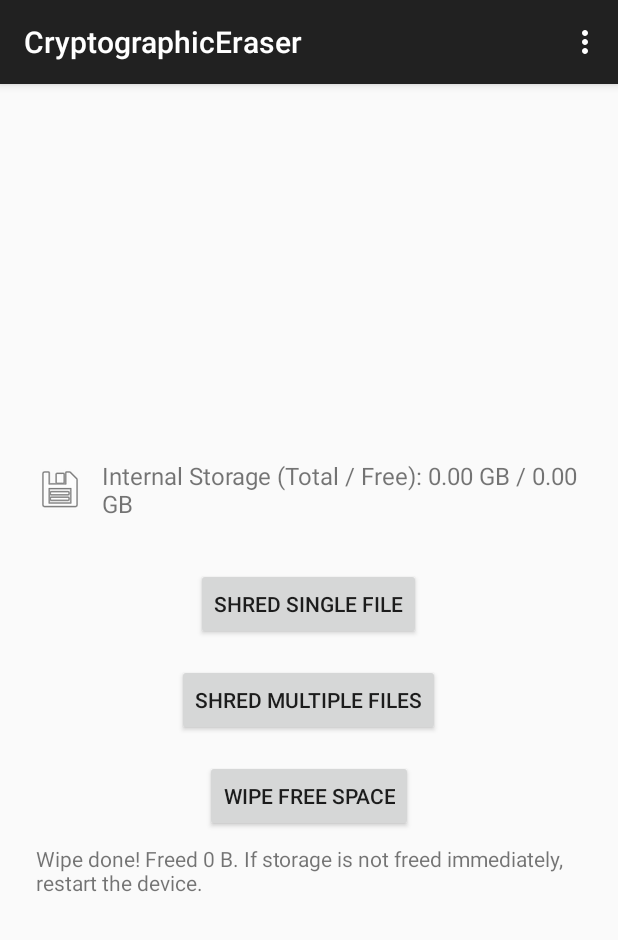
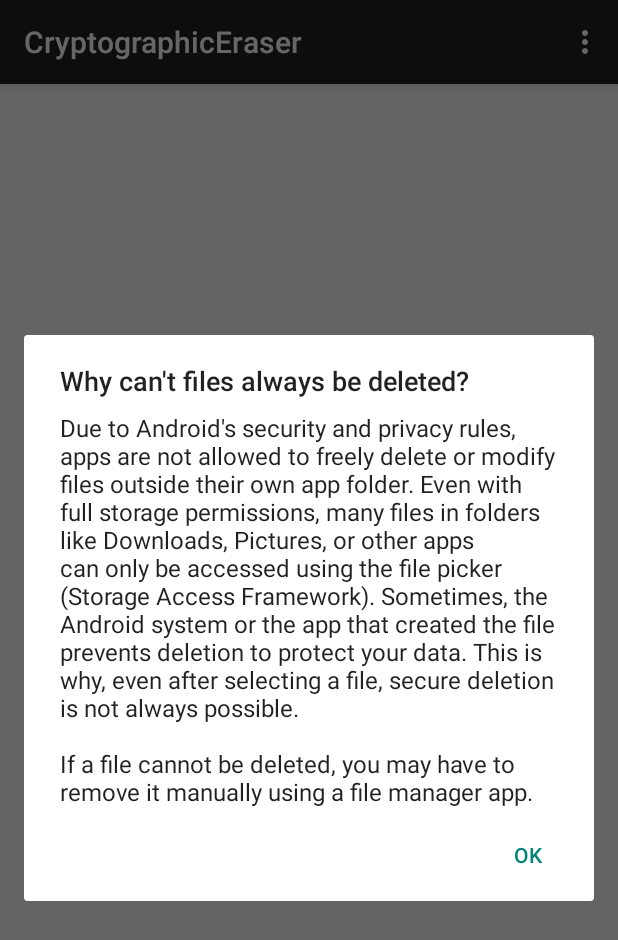
Before and after one commit to ratk87/CryptographicEraser, an Android app built with Jetpack Compose: the screen it shows after launch (MainActivity), in the options menu, after a tap on "Info", on a phone screen of 412 x 824 dp. Shown: the top 940 px of the screen. Run offline under Robolectric (Android 15) with nearby library versions, the phone set to English and light mode, and no system bars.

Commit message:
Added useless info box and realized that deletion is not working!

```diff
--- a/app/src/main/java/com/example/cryptographiceraser/DialogUtils.kt
+++ b/app/src/main/java/com/example/cryptographiceraser/DialogUtils.kt
@@ -39,3 +39,23 @@ suspend fun requestPassword(
         .create()
     dialog.show()
 }
+
+/**
+ * Shows an information dialog explaining Android storage and deletion restrictions.
+ * Call this from your activity, for example on FAQ or Info menu selection.
+ *
+ * @param context The context to use for showing the dialog.
+ */
+fun showAndroidStorageInfoDialog(context: Context) {
+    AlertDialog.Builder(context)
+        .setTitle("Why can't files always be deleted?")
+        .setMessage(
+            "Due to Android's security and privacy rules, apps are not allowed to freely delete or modify files outside their own app folder. " +
+                    "Even with full storage permissions, many files in folders like Downloads, Pictures, or other apps can only be accessed using the file picker (Storage Access Framework). " +
+                    "Sometimes, the Android system or the app that created the file prevents deletion to protect your data. " +
+                    "This is why, even after selecting a file, secure deletion is not always possible. " +
+                    "\n\nIf a file cannot be deleted, you may have to remove it manually using a file manager app."
+        )
+        .setPositiveButton("OK", null)
+        .show()
+}
```
Also changed, not shown: app/src/main/java/com/example/cryptographiceraser/MainActivity.kt (+60 -9 lines), app/src/main/java/com/example/cryptographiceraser/WipeUtils.kt (+12 -1 lines).
